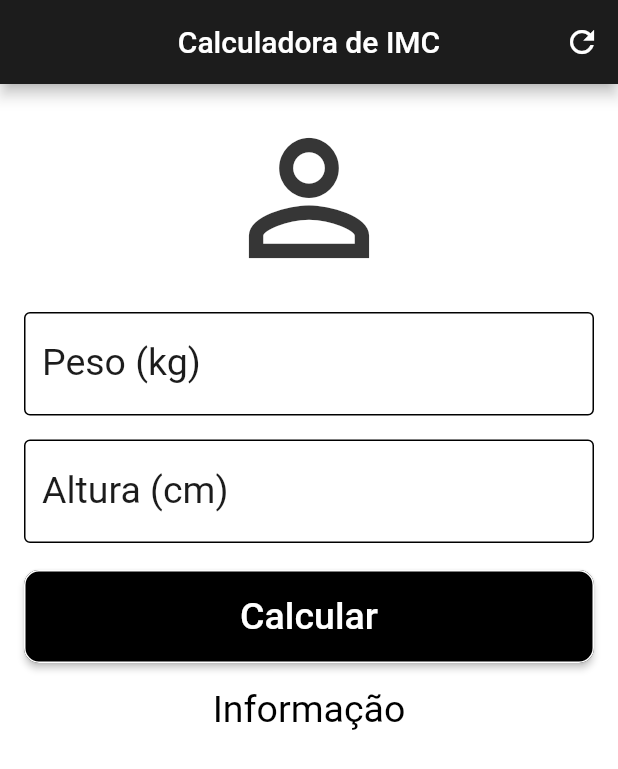
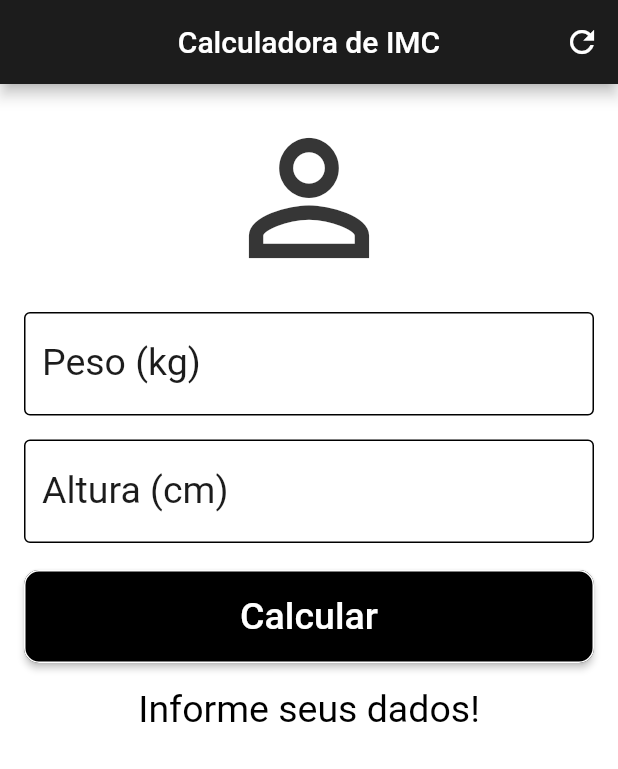
Before and after one commit to Francisco1030/app-imc-flutter, a Flutter app: the screen it shows after launch, after a tap on "Calcular", on a phone screen of 412 x 824 dp. Shown: the top 769 px of the screen. Run offline on Flutter 3.47's test engine with Material 2 defaults, Android fonts, the phone set to English and light mode, and no system bars.

Commit message:
Criado  Controller e Cálculos;

```diff
--- a/lib/main.dart
+++ b/lib/main.dart
@@ -12,6 +12,39 @@ class Home extends StatefulWidget {
 }
 
 class _HomeState extends State<Home> {
+  TextEditingController weightController = TextEditingController();
+  TextEditingController heightController = TextEditingController();
+
+  String _infoText = "Informe seus dados!";
+
+  void _resetFields() {
+    weightController.text = "";
+    heightController.text = "";
+    _infoText = "Informe seus dados!";
+  }
+
+  void calculate() {
+    setState(() {
+      double weight = double.parse(weightController.text);
+      double height = double.parse(heightController.text) / 100;
+      double imc = weight / (height * height);
+      print(imc);
+      if (imc < 18.6) {
+        _infoText = "Abaixo do peso (${imc.toStringAsPrecision(4)})";
+      } else if (imc >= 18.6 && imc < 24.9) {
+        _infoText = "Peso ideal (${imc.toStringAsPrecision(4)})";
+      } else if (imc >= 24.9 && imc < 29.9) {
+        _infoText = "Levemente acima do peso (${imc.toStringAsPrecision(4)})";
+      } else if (imc >= 29.9 && imc < 34.9) {
+        _infoText = "Obesidade grau I (${imc.toStringAsPrecision(4)})";
+      } else if (imc >= 34.9 && imc < 39.9) {
+        _infoText = "Obesidade grau II (${imc.toStringAsPrecision(4)})";
+      } else if (imc >= 40) {
+        _infoText = "Obesidade grau III (${imc.toStringAsPrecision(4)})";
+      }
+    });
+  }
+
   @override
   Widget build(BuildContext context) {
     return Scaffold(
@@ -22,7 +55,7 @@ class _HomeState extends State<Home> {
         actions: <Widget>[
           IconButton(
             icon: Icon(Icons.refresh),
-            onPressed: () {},
+            onPressed: _resetFields,
           )
         ],
       ),
@@ -53,6 +86,7 @@ class _HomeState extends State<Home> {
                 //textAlign: TextAlign.center,
                 style:
                     TextStyle(color: _colorFromHex("#1C1C1C"), fontSize: 25.0),
+                controller: weightController,
               ),
             ),
             Padding(
@@ -73,6 +107,7 @@ class _HomeState extends State<Home> {
                 //textAlign: TextAlign.center,
                 style:
                     TextStyle(color: _colorFromHex("#1C1C1C"), fontSize: 25.0),
+                controller: heightController,
               ),
             ),
             Container(
@@ -80,7 +115,7 @@ class _HomeState extends State<Home> {
               child: Padding(
                 padding: const EdgeInsets.only(top: 18.0),
                 child: RaisedButton(
-                  onPressed: () {},
+                  onPressed: calculate,
                   child: Text(
                     "Calcular",
                     style: TextStyle(color: Colors.white, fontSize: 25.0),
@@ -95,7 +130,7 @@ class _HomeState extends State<Home> {
             Padding(
               padding: const EdgeInsets.only(top: 16.0),
               child: Text(
-                "Informação",
+                _infoText,
                 textAlign: TextAlign.center,
                 style: TextStyle(color: Colors.black, fontSize: 25.0),
               ),
```
